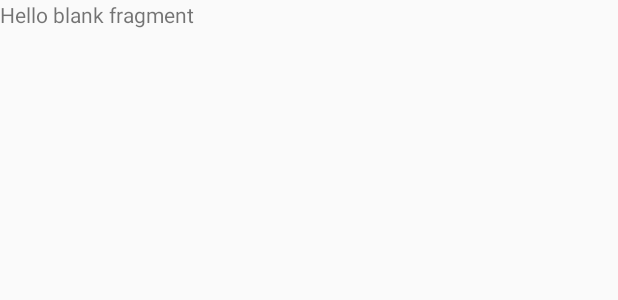
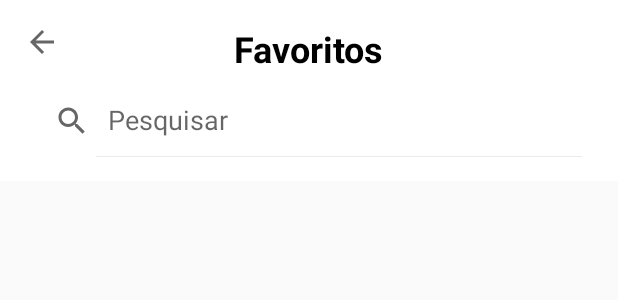
Before and after one commit to DijaniraMuachifi/contacts, an Android app: the layout fragment_list_favorite.xml on its own in the app's theme, with its tools: preview values and no code run, on a phone screen of 412 x 824 dp. Shown: the top 300 px of the screen. Run offline under Robolectric (Android 15) with nearby library versions, the phone set to English and light mode, and no system bars.

Commit message:
I put the fragment view list of favorite

```diff
--- a/app/src/main/res/layout/fragment_list_favorite.xml
+++ b/app/src/main/res/layout/fragment_list_favorite.xml
@@ -1,14 +1,56 @@
 <?xml version="1.0" encoding="utf-8"?>
-<FrameLayout xmlns:android="http://schemas.android.com/apk/res/android"
+<RelativeLayout xmlns:android="http://schemas.android.com/apk/res/android"
+    xmlns:app="http://schemas.android.com/apk/res-auto"
     xmlns:tools="http://schemas.android.com/tools"
     android:layout_width="match_parent"
     android:layout_height="match_parent"
     tools:context=".listFavorite">
 
-    <!-- TODO: Update blank fragment layout -->
-    <TextView
+    <LinearLayout
+        android:id="@+id/headerLayout"
+        android:layout_width="match_parent"
+        android:layout_height="wrap_content"
+        android:orientation="vertical"
+        android:padding="16dp"
+        android:background="#ffffff">
+
+        <RelativeLayout
+            android:layout_width="match_parent"
+            android:layout_height="wrap_content">
+
+            <ImageView
+                android:id="@+id/backButton"
+                android:layout_width="wrap_content"
+                android:layout_height="wrap_content"
+                android:contentDescription="@string/back"
+                android:src="?attr/actionModeCloseDrawable" />
+
+            <TextView
+                android:layout_width="wrap_content"
+                android:layout_height="wrap_content"
+                android:layout_centerInParent="true"
+                android:text="Favoritos"
+                android:textSize="24sp"
+                android:textStyle="bold"
+                android:textColor="@android:color/black" />
+
+        </RelativeLayout>
+
+        <androidx.appcompat.widget.SearchView
+            android:id="@+id/searchView"
+            android:layout_width="match_parent"
+            android:layout_height="wrap_content"
+            android:layout_marginTop="8dp"
+            android:background="@drawable/search_view_background"
+            app:iconifiedByDefault="false"
+            app:queryHint="Pesquisar" />
+
+    </LinearLayout>
+
+    <androidx.recyclerview.widget.RecyclerView
+        android:id="@+id/favoriteRecyclerView"
         android:layout_width="match_parent"
         android:layout_height="match_parent"
-        android:text="@string/hello_blank_fragment" />
+        android:layout_below="@id/headerLayout" />
 
-</FrameLayout>
+</RelativeLayout>
```
